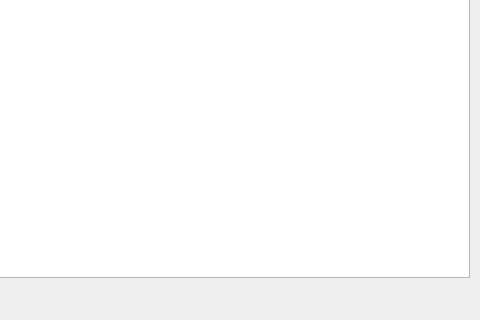
First picture: the form in arborist/src/arborist/layouts/predict.ui, repository silicontwin/arborist-app, before the edit; both pictures show x 320 to 800 and y 280 to 600 of the 800 by 600 pixel window.
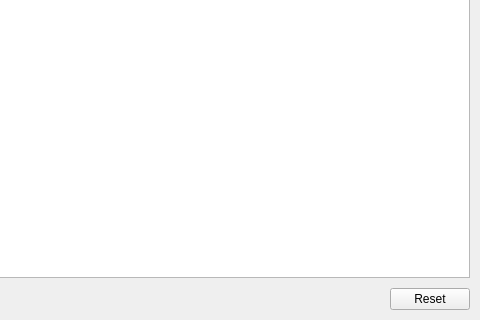
Second picture: the form after the edit.

Commit message: added a reset button

Patch:
```diff
--- a/arborist/src/arborist/layouts/predict.ui
+++ b/arborist/src/arborist/layouts/predict.ui
@@ -92,6 +92,13 @@
           </property>
          </spacer>
         </item>
+        <item>
+         <widget class="QPushButton" name="resetButton">
+          <property name="text">
+           <string>Reset</string>
+          </property>
+         </widget>
+        </item>
        </layout>
       </widget>
      </item>
```
The commit also changes 1 other file.
